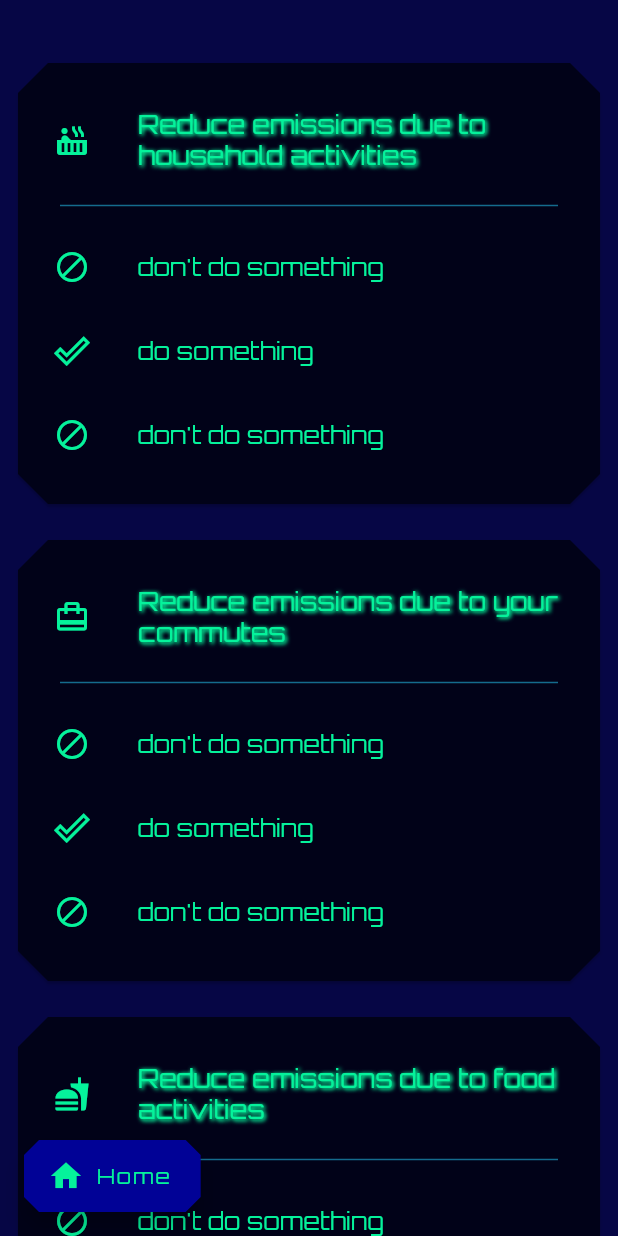
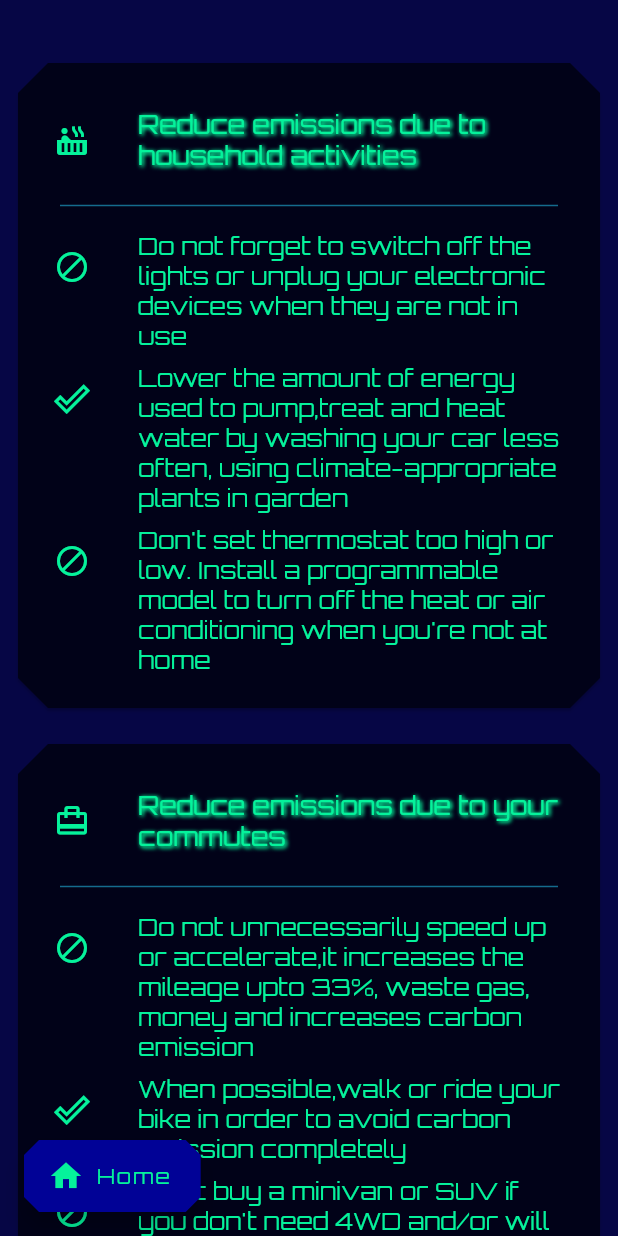
Before and after one commit to suvnshr/C1O2, a Flutter app: the ReduceEmissionScreen screen opened by its route, on a phone screen of 412 x 824 dp. Run offline on Flutter 3.47's test engine with Material 2 defaults, Android fonts, the phone set to English and light mode, and no system bars; our stand-ins replace animated_text_kit, flare_flutter, flutter_xlider; missing offline and left inert: flare_dart.

Commit message:
dos and don'ts

```diff
--- a/lib/screens/reduce/reduce_screen.dart
+++ b/lib/screens/reduce/reduce_screen.dart
@@ -14,15 +14,15 @@ class ReduceEmissionScreen extends StatelessWidget {
         'options': [
           {
             'icon': Icons.do_not_disturb_alt,
-            'message': 'don\'t do something',
+            'message': 'Do not forget to switch off the lights or unplug your electronic devices when they are not in use',
           },
           {
             'icon': Icons.done_outline,
-            'message': 'do something',
+            'message': 'Lower the amount of energy used to pump,treat and heat water by washing your car less often, using climate-appropriate plants in garden',
           },
           {
             'icon': Icons.do_not_disturb_alt,
-            'message': 'don\'t do something',
+            'message': 'Don\'t set thermostat too high or low. Install a programmable model to turn off the heat or air conditioning when you\'re not at home',
           },
         ]
       },
@@ -32,15 +32,15 @@ class ReduceEmissionScreen extends StatelessWidget {
         'options': [
           {
             'icon': Icons.do_not_disturb_alt,
-            'message': 'don\'t do something',
+            'message': 'Do not unnecessarily speed up or accelerate,it increases the mileage upto 33%, waste gas, money and increases carbon emission',
           },
           {
             'icon': Icons.done_outline,
-            'message': 'do something',
+            'message': 'When possible,walk or ride your bike in order to avoid carbon emission completely',
           },
           {
             'icon': Icons.do_not_disturb_alt,
-            'message': 'don\'t do something',
+            'message': 'Don\'t buy a minivan or SUV if you don\'t need 4WD and/or will ocassionally need extra space',
           },
         ]
       },
@@ -50,15 +50,15 @@ class ReduceEmissionScreen extends StatelessWidget {
         'options': [
           {
             'icon': Icons.do_not_disturb_alt,
-            'message': 'don\'t do something',
+            'message': 'Stop wasting food!',
           },
           {
             'icon': Icons.done_outline,
-            'message': 'do something',
+            'message': 'Eat low on the food chain',
           },
           {
             'icon': Icons.do_not_disturb_alt,
-            'message': 'don\'t do something',
+            'message': 'Don\'t eat excess calories!',
           },
         ]
       },
```
Also changed, not shown: pubspec.lock.
